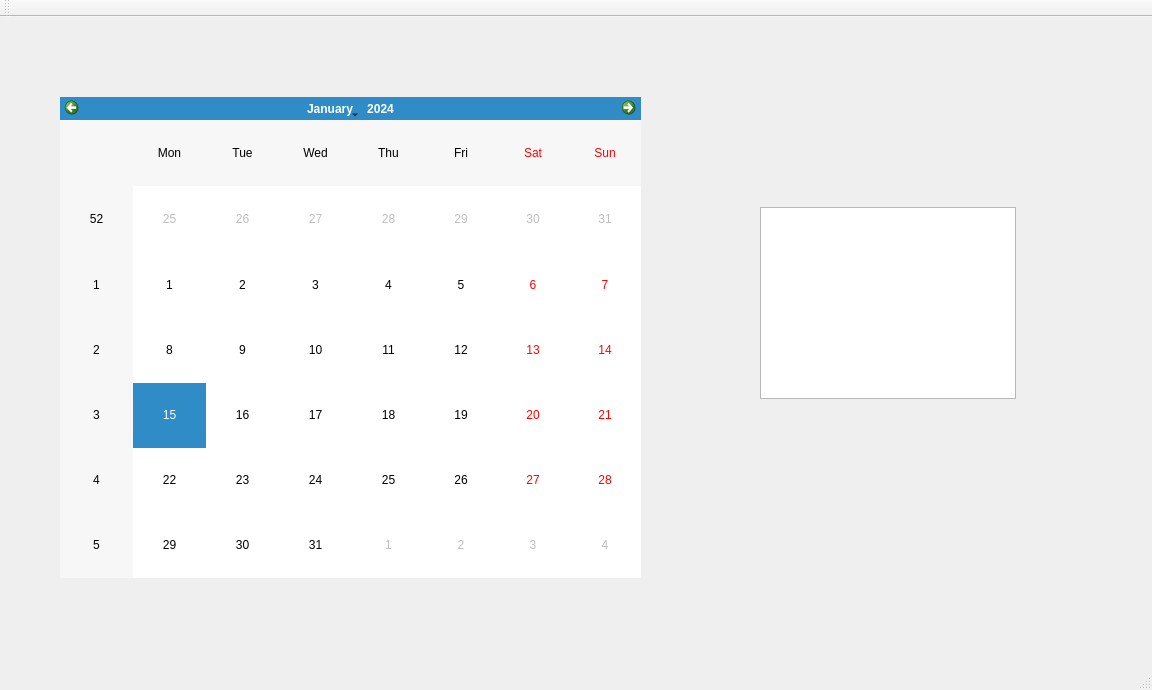
Qt form Calendar/mainwindow.ui (YiHsuanHuang/Calendar) before a commit.
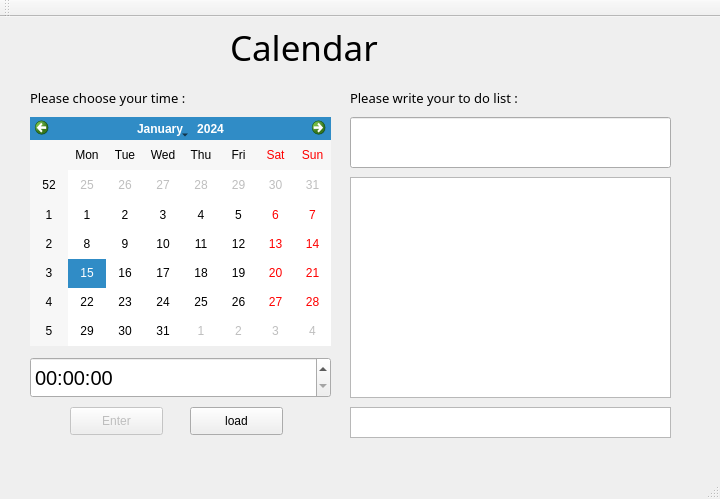
The same form after that commit.

Patch:
```diff
--- a/Calendar/mainwindow.ui
+++ b/Calendar/mainwindow.ui
@@ -6,34 +6,158 @@
    <rect>
     <x>0</x>
     <y>0</y>
-    <width>1152</width>
-    <height>690</height>
+    <width>720</width>
+    <height>499</height>
    </rect>
   </property>
   <property name="windowTitle">
    <string>MainWindow</string>
   </property>
   <widget class="QWidget" name="centralWidget">
+   <widget class="QLabel" name="label">
+    <property name="geometry">
+     <rect>
+      <x>230</x>
+      <y>0</y>
+      <width>191</width>
+      <height>61</height>
+     </rect>
+    </property>
+    <property name="font">
+     <font>
+      <family>Adobe 繁黑體 Std B</family>
+      <pointsize>26</pointsize>
+     </font>
+    </property>
+    <property name="text">
+     <string>Calendar</string>
+    </property>
+   </widget>
    <widget class="QCalendarWidget" name="calendarWidget">
     <property name="geometry">
      <rect>
-      <x>60</x>
-      <y>80</y>
-      <width>581</width>
-      <height>481</height>
+      <x>30</x>
+      <y>100</y>
+      <width>301</width>
+      <height>229</height>
+     </rect>
+    </property>
+   </widget>
+   <widget class="QTimeEdit" name="timeEdit">
+    <property name="geometry">
+     <rect>
+      <x>30</x>
+      <y>340</y>
+      <width>301</width>
+      <height>41</height>
+     </rect>
+    </property>
+    <property name="font">
+     <font>
+      <pointsize>15</pointsize>
+     </font>
+    </property>
+   </widget>
+   <widget class="QLineEdit" name="lineEdit">
+    <property name="geometry">
+     <rect>
+      <x>350</x>
+      <y>100</y>
+      <width>321</width>
+      <height>51</height>
      </rect>
     </property>
    </widget>
    <widget class="QTextBrowser" name="textBrowser">
     <property name="geometry">
      <rect>
-      <x>760</x>
-      <y>190</y>
-      <width>256</width>
-      <height>192</height>
+      <x>350</x>
+      <y>160</y>
+      <width>321</width>
+      <height>221</height>
      </rect>
     </property>
    </widget>
+   <widget class="QPushButton" name="Enter">
+    <property name="enabled">
+     <bool>false</bool>
+    </property>
+    <property name="geometry">
+     <rect>
+      <x>70</x>
+      <y>390</y>
+      <width>93</width>
+      <height>28</height>
+     </rect>
+    </property>
+    <property name="text">
+     <string>Enter</string>
+    </property>
+   </widget>
+   <widget class="QLabel" name="label_2">
+    <property name="geometry">
+     <rect>
+      <x>350</x>
+      <y>70</y>
+      <width>231</width>
+      <height>21</height>
+     </rect>
+    </property>
+    <property name="font">
+     <font>
+      <family>Adobe 繁黑體 Std B</family>
+      <pointsize>10</pointsize>
+     </font>
+    </property>
+    <property name="text">
+     <string>Please write your to do list :</string>
+    </property>
+   </widget>
+   <widget class="QTextBrowser" name="warning">
+    <property name="geometry">
+     <rect>
+      <x>350</x>
+      <y>390</y>
+      <width>321</width>
+      <height>31</height>
+     </rect>
+    </property>
+   </widget>
+   <widget class="QLabel" name="label_3">
+    <property name="geometry">
+     <rect>
+      <x>30</x>
+      <y>70</y>
+      <width>231</width>
+      <height>21</height>
+     </rect>
+    </property>
+    <property name="font">
+     <font>
+      <family>Adobe 繁黑體 Std B</family>
+      <pointsize>10</pointsize>
+     </font>
+    </property>
+    <property name="text">
+     <string>Please choose your time :</string>
+    </property>
+   </widget>
+   <widget class="QPushButton" name="load">
+    <property name="enabled">
+     <bool>true</bool>
+    </property>
+    <property name="geometry">
+     <rect>
+      <x>190</x>
+      <y>390</y>
+      <width>93</width>
+      <height>28</height>
+     </rect>
+    </property>
+    <property name="text">
+     <string>load</string>
+    </property>
+   </widget>
   </widget>
   <widget class="QMenuBar" name="menuBar">
    <property name="geometry">
```
Left out of the diff: 2 changed lines with no effect on the pictures.
